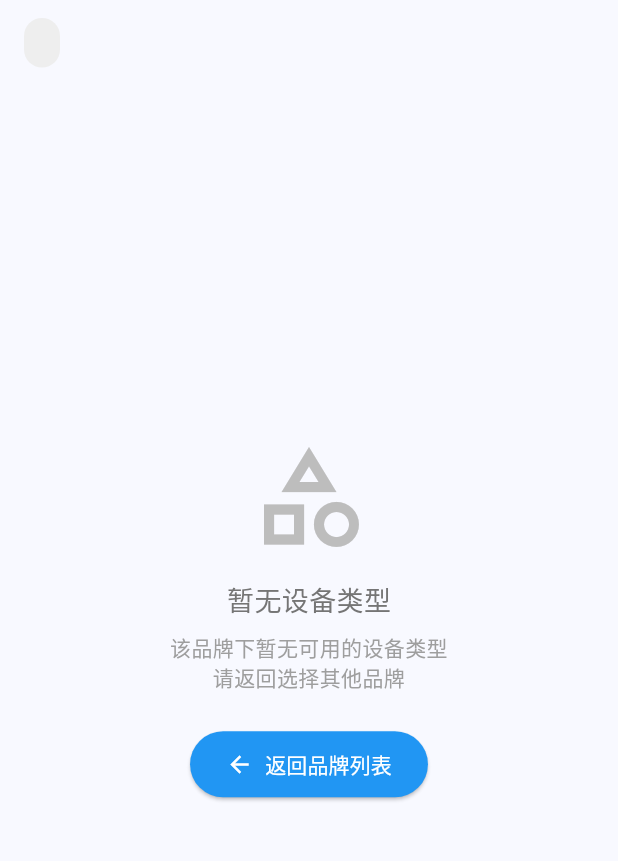
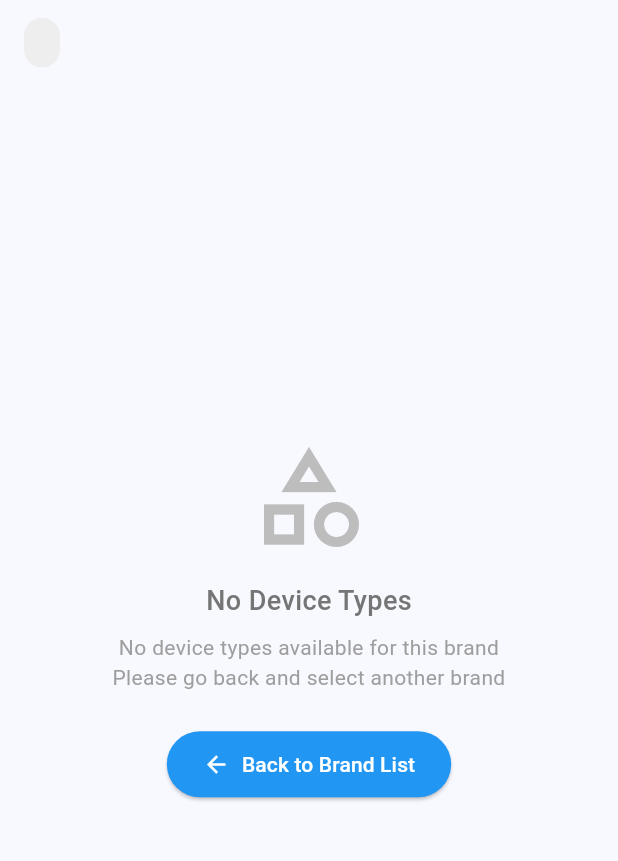
Before and after one commit to jxlstar/car_assistant, a Flutter app: the ResourceSecondLevelPage screen opened directly with empty values, on a phone screen of 412 x 824 dp, the part 84-945 px from its top. Run offline on Flutter 3.47's test engine with Material 3 defaults, Android fonts, the phone set to English and light mode, and no system bars; our stand-ins replace dio, fluttertoast, font_awesome_flutter, get, google_maps_flutter, google_sign_in and 6 more; missing offline and left inert: flutter_facebook_auth; accounts and stored records are empty; generated files the repository leaves out were written again; network calls fail.

Commit message:
fix bugs

```diff
--- a/lib/module/equipment/bind_device/device_result_page.dart
+++ b/lib/module/equipment/bind_device/device_result_page.dart
@@ -45,7 +45,7 @@ class DeviceResultPage extends StatelessWidget {
                             ),
               const SizedBox(height: 40),
               Text(
-                deviceInfo['device_type'] ?? '暂无',
+                deviceInfo['device_type'] ?? '',
                 style: const TextStyle(
                   fontSize: 28,
                   fontWeight: FontWeight.w600,
--- a/lib/module/equipment/bind_device/find_devices_page.dart
+++ b/lib/module/equipment/bind_device/find_devices_page.dart
@@ -52,7 +52,7 @@ class _FindDevicesPageState extends State<FindDevicesPage> {
           children: [
             const SizedBox(height: 20),
             const Text(
-              'Rack number',
+              'Rock number',
               style: TextStyle(
                 fontSize: 16,
                 fontWeight: FontWeight.w500,
--- a/lib/module/equipment/device_detail/device_detail_logic.dart
+++ b/lib/module/equipment/device_detail/device_detail_logic.dart
@@ -102,9 +102,9 @@ class DeviceDetailLogic extends GetxController {
   }
   // 获取当前位置
   String get headerImage {
-    final imageUrl = state.deviceDetail?['device_images'][0];
+    final imageUrl = state.deviceDetail?['device_images'];
     if (imageUrl != null) {
-      return imageUrl['image_url'] ?? '';
+      return imageUrl[0]['image_url'] ?? '';
     }
     return '';
   }
--- a/lib/module/login/login_page.dart
+++ b/lib/module/login/login_page.dart
@@ -145,7 +145,7 @@ class _LoginPageState extends State<LoginPage> {
                   CustomTextField(
                     controller: _emailController,
                     hintText: 'hello@example.com',
-                    labelText: 'Email Address/Phone Number',
+                    labelText: 'Email Address',
                     keyboardType: TextInputType.emailAddress,
                     obscureText: false,
                     validator: (value) {
--- a/lib/module/resources/resources_page.dart
+++ b/lib/module/resources/resources_page.dart
@@ -63,24 +63,24 @@ class _ResourcesPageState extends State<ResourcesPage> {
   }
 
   Widget _buildContent() {
-    // 加载状态
+    // Loading state
     if (state.isLoading && state.allBrands.isEmpty) {
       return const Center(
         child: CircularProgressIndicator(),
       );
     }
 
-    // 错误状态
+    // Error state
     if (state.errorMessage != null) {
       return _buildErrorState();
     }
 
-    // 空数据状态
+    // Empty data state
     if (state.allBrands.isEmpty) {
       return _buildEmptyState();
     }
 
-    // 正常数据列表
+    // Normal data list
     return RefreshIndicator(
       onRefresh: () => logic.refreshCurrentData(),
       child: ListView.builder(
@@ -104,7 +104,7 @@ class _ResourcesPageState extends State<ResourcesPage> {
           ),
           const SizedBox(height: 16),
           Text(
-            '暂无资源数据',
+            'No Resource Data',
             style: TextStyle(
               fontSize: 18,
               color: Colors.grey[600],
@@ -113,7 +113,7 @@ class _ResourcesPageState extends State<ResourcesPage> {
           ),
           const SizedBox(height: 8),
           Text(
-            '当前没有可用的品牌资源\n请稍后再试或联系管理员',
+            'No brand resources available\nPlease try again later or contact administrator',
             style: TextStyle(
               fontSize: 14,
               color: Colors.grey[500],
@@ -124,7 +124,7 @@ class _ResourcesPageState extends State<ResourcesPage> {
           ElevatedButton.icon(
             onPressed: () => logic.refreshCurrentData(),
             icon: const Icon(Icons.refresh),
-            label: const Text('重新加载'),
+            label: const Text('Reload'),
             style: ElevatedButton.styleFrom(
               backgroundColor: Colors.blue,
               foregroundColor: Colors.white,
@@ -148,7 +148,7 @@ class _ResourcesPageState extends State<ResourcesPage> {
           ),
           const SizedBox(height: 16),
           Text(
-            '加载失败',
+            'Loading Failed',
             style: TextStyle(
               fontSize: 18,
               color: Colors.grey[600],
@@ -157,7 +157,7 @@ class _ResourcesPageState extends State<ResourcesPage> {
           ),
           const SizedBox(height: 8),
           Text(
-            state.errorMessage ?? '网络错误，请稍后重试',
+            state.errorMessage ?? 'Network error, please try again later',
             style: TextStyle(
               fontSize: 14,
               color: Colors.grey[500],
@@ -168,7 +168,7 @@ class _ResourcesPageState extends State<ResourcesPage> {
           ElevatedButton.icon(
             onPressed: () => logic.refreshCurrentData(),
             icon: const Icon(Icons.refresh),
-            label: const Text('重试'),
+            label: const Text('Retry'),
             style: ElevatedButton.styleFrom(
               backgroundColor: Colors.blue,
               foregroundColor: Colors.white,
@@ -324,7 +324,7 @@ class _ResourceSecondLevelPageState extends State<ResourceSecondLevelPage> {
           ),
           const SizedBox(height: 16),
           Text(
-            '暂无设备类型',
+            'No Device Types',
             style: TextStyle(
               fontSize: 18,
               color: Colors.grey[600],
@@ -333,7 +333,7 @@ class _ResourceSecondLevelPageState extends State<ResourceSecondLevelPage> {
           ),
           const SizedBox(height: 8),
           Text(
-            '该品牌下暂无可用的设备类型\n请返回选择其他品牌',
+            'No device types available for this brand\nPlease go back and select another brand',
             style: TextStyle(
               fontSize: 14,
               color: Colors.grey[500],
@@ -344,7 +344,7 @@ class _ResourceSecondLevelPageState extends State<ResourceSecondLevelPage> {
           ElevatedButton.icon(
             onPressed: () => Navigator.pop(context),
             icon: const Icon(Icons.arrow_back),
-            label: const Text('返回品牌列表'),
+            label: const Text('Back to Brand List'),
             style: ElevatedButton.styleFrom(
               backgroundColor: Colors.blue,
               foregroundColor: Colors.white,
@@ -508,7 +508,7 @@ class _ResourceThirdLevelPageState extends State<ResourceThirdLevelPage> {
           ),
           const SizedBox(height: 16),
           Text(
-            '暂无设备型号',
+            'No Device Models',
             style: TextStyle(
               fontSize: 18,
               color: Colors.grey[600],
@@ -517,7 +517,7 @@ class _ResourceThirdLevelPageState extends State<ResourceThirdLevelPage> {
           ),
           const SizedBox(height: 8),
           Text(
-            '该设备类型下暂无可用的型号\n请返回选择其他设备类型',
+            'No models available for this device type\nPlease go back and select another device type',
             style: TextStyle(
               fontSize: 14,
               color: Colors.grey[500],
@@ -528,7 +528,7 @@ class _ResourceThirdLevelPageState extends State<ResourceThirdLevelPage> {
           ElevatedButton.icon(
             onPressed: () => Navigator.pop(context),
             icon: const Icon(Icons.arrow_back),
-            label: const Text('返回设备类型'),
+            label: const Text('Back to Device Types'),
             style: ElevatedButton.styleFrom(
               backgroundColor: Colors.blue,
               foregroundColor: Colors.white,
```
Also changed, not shown: 1 other file.
